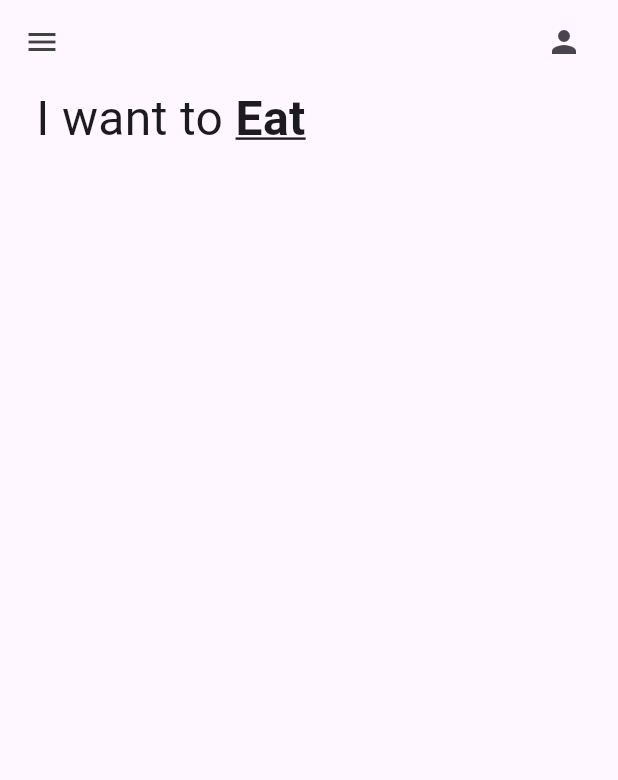
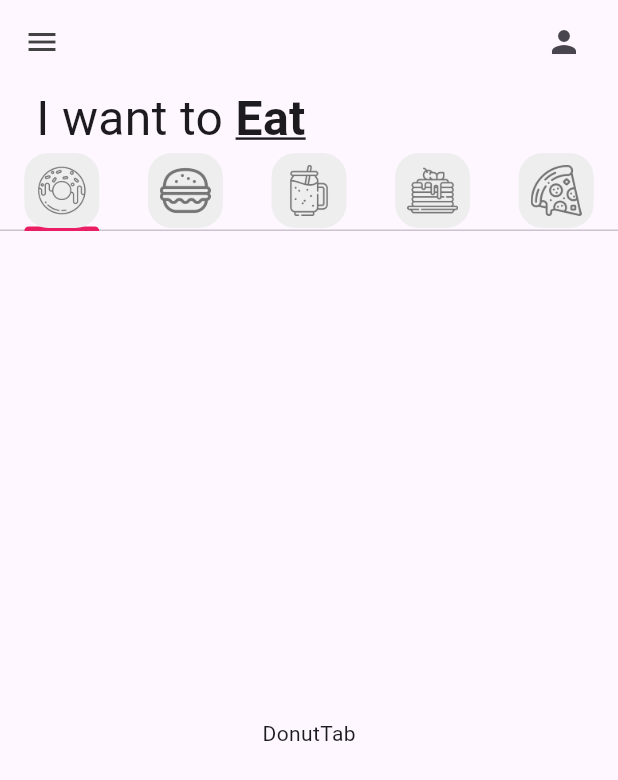
Before and after one commit to Miguelchuc/donut_app_4sa, a Flutter app: the screen it shows after launch, on a phone screen of 412 x 824 dp. Shown: the top 780 px of the screen. Run offline on Flutter 3.47's test engine with Material 3 defaults, Android fonts, the phone set to English and light mode, and no system bars.

```diff
--- a/lib/main.dart
+++ b/lib/main.dart
@@ -15,9 +15,9 @@ class MyApp extends StatelessWidget {
       debugShowCheckedModeBanner: false,
       title: 'Flutter Demo',
       theme: ThemeData(
-        colorScheme: ColorScheme.fromSeed(seedColor: Colors.deepPurple),
-        useMaterial3: true,
-      ),
+          colorScheme: ColorScheme.fromSeed(seedColor: Colors.deepPurple),
+          useMaterial3: true,
+          tabBarTheme: const TabBarTheme(indicatorColor: Colors.pink)),
       home: HomePage(
         title: '',
       ),
--- a/lib/pages/home_page.dart
+++ b/lib/pages/home_page.dart
@@ -1,3 +1,9 @@
+import 'package:donut_app_4sa/tabs/burger_tab.dart';
+import 'package:donut_app_4sa/tabs/donut._tab.dart';
+import 'package:donut_app_4sa/tabs/pancakes_tab.dart';
+import 'package:donut_app_4sa/tabs/pizza_tab.dart';
+import 'package:donut_app_4sa/tabs/smoothie_tab.dart';
+import 'package:donut_app_4sa/utils/my_tab.dart';
 import 'package:flutter/material.dart';
 
 class HomePage extends StatefulWidget {
@@ -8,9 +14,29 @@ class HomePage extends StatefulWidget {
 }
 
 class _HomePageState extends State<HomePage> {
+  List<Widget> myTaps = [
+    const MyTab(
+      iconPath: 'lib/icons/donut.png',
+    ),
+    const MyTab(
+      iconPath: 'lib/icons/burger.png',
+    ),
+    const MyTab(
+      iconPath: 'lib/icons/smoothie.png',
+    ),
+    const MyTab(
+      iconPath: 'lib/icons/pancakes.png',
+    ),
+    const MyTab(
+      iconPath: 'lib/icons/pizza.png',
+    ),
+  ];
+
   @override
   Widget build(BuildContext context) {
-    return Scaffold(
+    return DefaultTabController(
+      length: myTaps.length,
+      child: Scaffold(
         appBar: AppBar(
           backgroundColor: Colors.transparent,
 
@@ -29,8 +55,8 @@ class _HomePageState extends State<HomePage> {
         body: Column(
           children: [
             //1. Texto principal (MainText)
-          Padding(
-            padding: const EdgeInsets.symmetric(horizontal: 24),
+            const Padding(
+              padding: EdgeInsets.symmetric(horizontal: 24),
               child: Row(
                 children: [
                   Text(
@@ -49,11 +75,22 @@ class _HomePageState extends State<HomePage> {
                   ),
                 ],
               ),
+            ),
+            //2. Pestañas (TabBar)
+            TabBar(tabs: myTaps),
+            //3. Contenido de pestañas (TabBarView)
+            Expanded(
+              child: TabBarView(children: [
+                DonutTab(),
+                BurgerTab(),
+                SmoothieTab(),
+                PancakesTab(),
+                PizzaTab(),
+              ]),
             )
-          //2. Pestañas (TabBar)
-          //3. Contenido de pestañas (TabBarView)
             //4. Carrito (Cart)
           ],
+        ),
       ),
     );
   }
--- /dev/null
+++ b/lib/tabs/donut._tab.dart
@@ -0,0 +1,12 @@
+import 'package:flutter/material.dart';
+
+class DonutTab extends StatelessWidget {
+  const DonutTab({super.key});
+
+  @override
+  Widget build(BuildContext context) {
+    return const Center(
+      child: Text("DonutTab"),
+    );
+  }
+}
--- /dev/null
+++ b/lib/utils/my_tab.dart
@@ -0,0 +1,25 @@
+import 'package:flutter/material.dart';
+
+class MyTab extends StatelessWidget {
+  //Ruta del archivo
+  final String iconPath;
+  const MyTab({super.key, required this.iconPath});
+
+  @override
+  Widget build(BuildContext context) {
+    return Tab(
+      height: 50,
+      child: Container(
+        padding: const EdgeInsets.all(8),
+        decoration: BoxDecoration(
+            color: Colors.grey[200], borderRadius: BorderRadius.circular(16)
+            //Borde redondeado
+            ),
+        child: Image.asset(
+            //Ruta del archivo
+            iconPath,
+            color: Colors.grey[600]),
+      ),
+    );
+  }
+}
--- a/pubspec.yaml
+++ b/pubspec.yaml
@@ -58,9 +58,9 @@ flutter:
   uses-material-design: true
 
   # To add assets to your application, add an assets section, like this:
-  # assets:
-  #   - images/a_dot_burr.jpeg
-  #   - images/a_dot_ham.jpeg
+  assets:
+  - lib/icons/
+  - lib/images/
 
   # An image asset can refer to one or more resolution-specific "variants", see
   # https://flutter.dev/to/resolution-aware-images
```
Also changed, not shown: lib/tabs/burger_tab.dart (added, +12 -0 lines), lib/tabs/pancakes_tab.dart (added, +12 -0 lines), lib/tabs/pizza_tab.dart (added, +12 -0 lines), lib/tabs/smoothie_tab.dart (added, +12 -0 lines), lib/icons/burger.png (added), lib/icons/donut.png (added), lib/icons/pancakes.png (added), lib/icons/pizza.png (added), lib/icons/smoothie.png (added), lib/images/chocolate_donut.png (added), lib/images/grape_donut.png (added), lib/images/icecream_donut.png (added), lib/images/strawberry_donut.png (added). Lines whose indentation alone changed are shown as unchanged.
